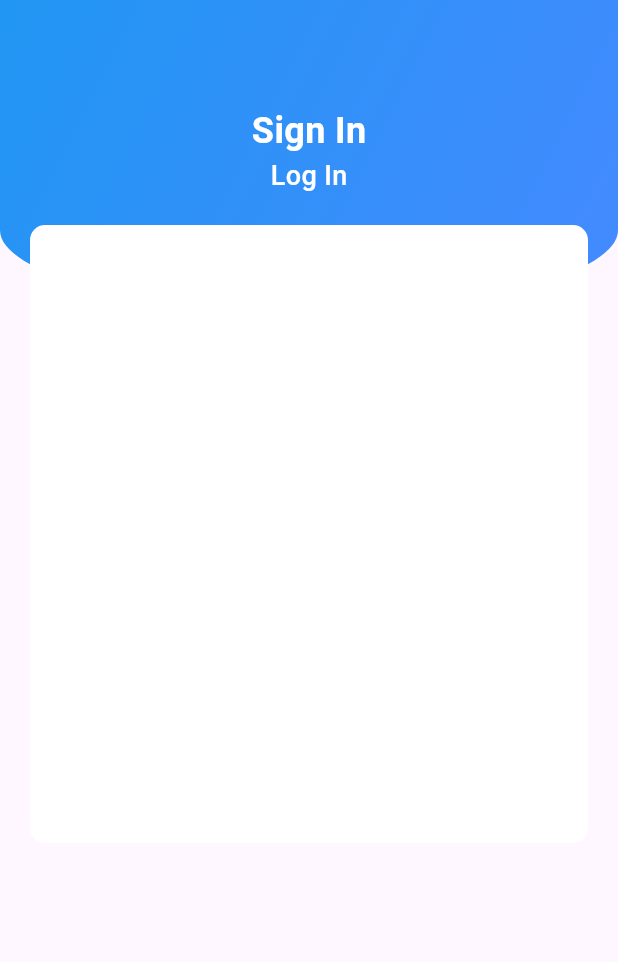
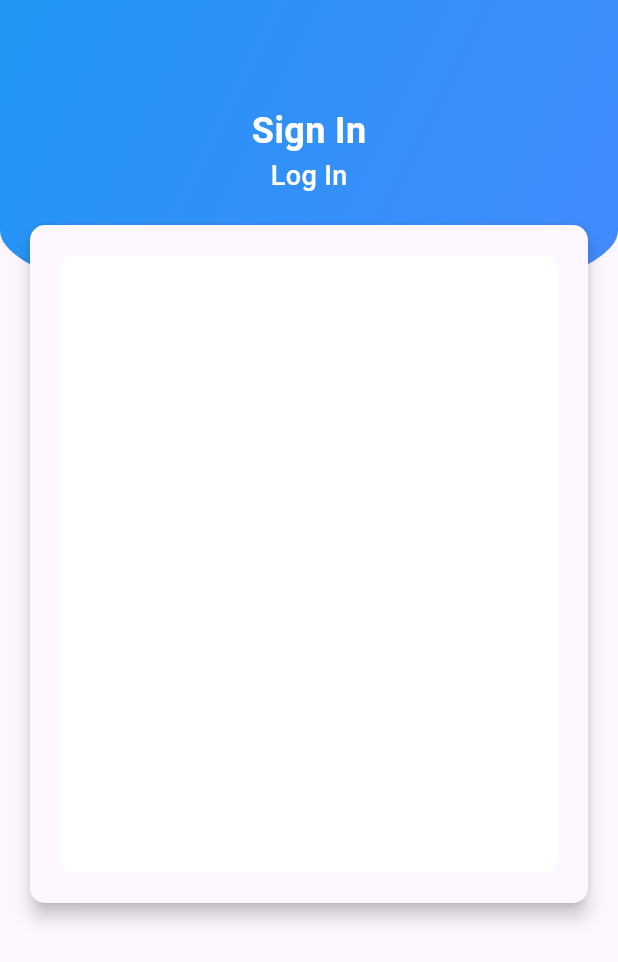
Before and after one commit to adogbeji/FlutterChatAppTwo, a Flutter app: the screen it shows after launch, on a phone screen of 412 x 824 dp. Shown: the top 962 px of the screen. Run offline on Flutter 3.47's test engine with Material 3 defaults, Android fonts, the phone set to English and light mode, and no system bars.

Commit message:
Use Material widget in sign in screen

```diff
--- a/lib/views/screens/auth/signin.dart
+++ b/lib/views/screens/auth/signin.dart
@@ -55,11 +55,18 @@ class _SignInState extends State<SignIn> {
                   ),
                   Container(
                     margin: const EdgeInsets.symmetric(vertical: 20, horizontal: 20),
-                    height: MediaQuery.of(context).size.height / 2,
-                    width: MediaQuery.of(context).size.width,
-                    decoration: BoxDecoration(
-                      color: Colors.white,
+                    child: Material(
+                      elevation: 5.0,
                       borderRadius: BorderRadius.circular(10),
+                      child: Container(
+                        margin: const EdgeInsets.symmetric(vertical: 20, horizontal: 20),
+                        height: MediaQuery.of(context).size.height / 2,
+                        width: MediaQuery.of(context).size.width,
+                        decoration: BoxDecoration(
+                          color: Colors.white,
+                          borderRadius: BorderRadius.circular(10),
+                        ),
+                      ),
                     ),
                   ),
                 ],
```
